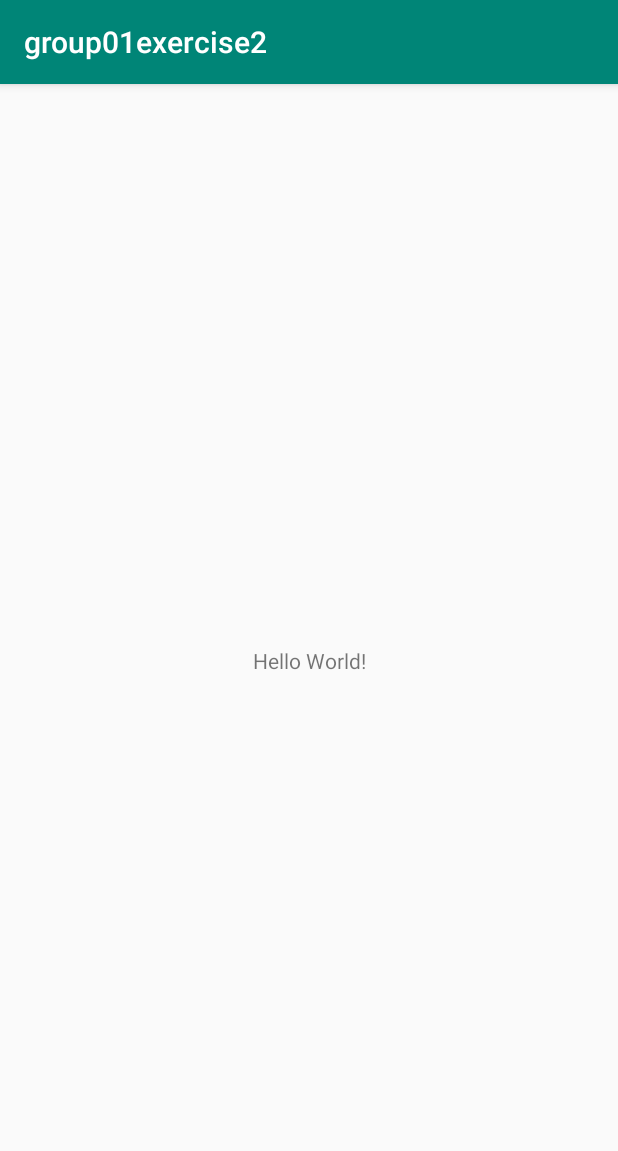
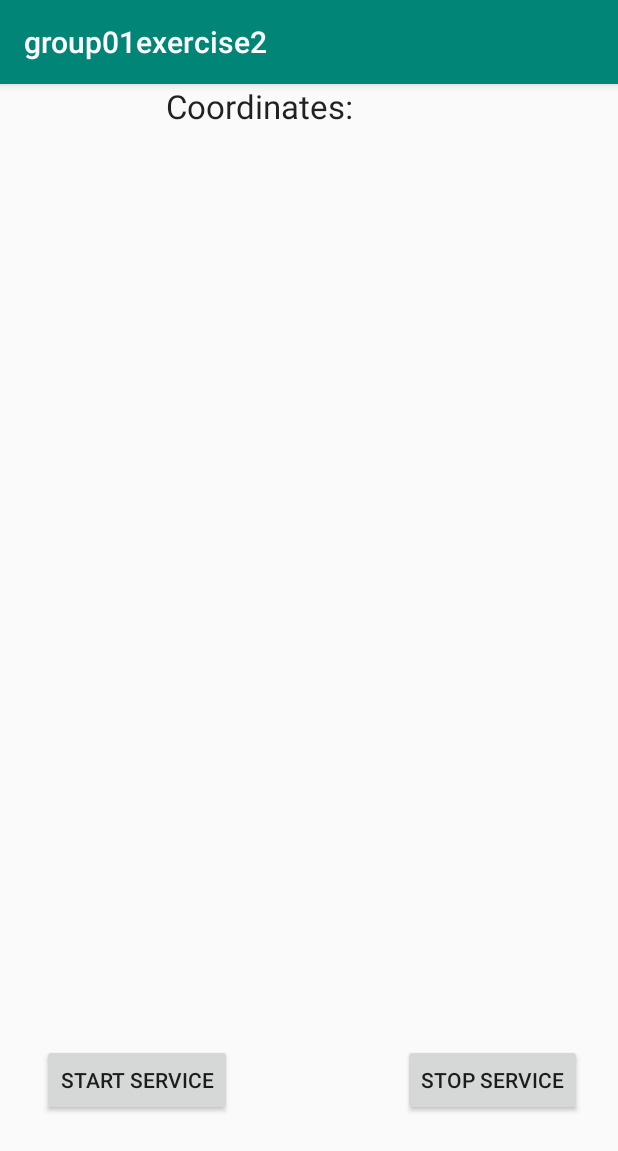
Before and after one commit to Pinolpier/Hochschulprojekt-Mario-Spiel-Android-App-libGDX, an Android app: the screen it shows after launch (MainActivity), on a phone screen of 412 x 824 dp. Shown: the top 1151 px of the screen. Run offline under Robolectric (Android 15) with nearby library versions, the phone set to English and light mode, and no system bars.

Commit message:
first commit, simple application that can send current longitude and latitude every 3 seconds when GPS_Service is enabled through button

```diff
--- a/exercise_2/code/app/src/main/java/de/hhn/aib/swlab/wise1920/group01/exercise2/MainActivity.java
+++ b/exercise_2/code/app/src/main/java/de/hhn/aib/swlab/wise1920/group01/exercise2/MainActivity.java
@@ -1,14 +1,103 @@
 package de.hhn.aib.swlab.wise1920.group01.exercise2;
 
+import androidx.annotation.NonNull;
 import androidx.appcompat.app.AppCompatActivity;
+import androidx.core.content.ContextCompat;
 
+import android.Manifest;
+import android.content.BroadcastReceiver;
+import android.content.Context;
+import android.content.Intent;
+import android.content.IntentFilter;
+import android.content.pm.PackageManager;
+import android.os.Build;
 import android.os.Bundle;
+import android.view.View;
+import android.widget.Button;
+import android.widget.TextView;
 
 public class MainActivity extends AppCompatActivity {
+
+    private Button btn_start, btn_stop;
+    private TextView coordinates;
+    private BroadcastReceiver broadcastReceiver;
+
+    @Override
+    protected void onResume() {
+        super.onResume();
+        if(broadcastReceiver == null)
+        {
+            broadcastReceiver = new BroadcastReceiver() {
+                @Override
+                public void onReceive(Context context, Intent intent) {
+                    coordinates.append("\n" + intent.getExtras().get("coordinates"));
+                }
+            };
+        }
+        registerReceiver(broadcastReceiver,new IntentFilter("location_update"));
+    }
+
+    @Override
+    protected void onDestroy() {
+        super.onDestroy();
+        if(broadcastReceiver != null)
+        {
+            unregisterReceiver(broadcastReceiver);
+        }
+    }
 
     @Override
     protected void onCreate(Bundle savedInstanceState) {
         super.onCreate(savedInstanceState);
         setContentView(R.layout.activity_main);
+
+        btn_start = findViewById(R.id.btn_start);
+        btn_stop = findViewById(R.id.btn_stop);
+        coordinates = findViewById(R.id.coordinates);
+
+        if(!check_permissions())
+            enable_buttons();
+
+    }
+
+    private void enable_buttons()
+    {
+        btn_start.setOnClickListener(new View.OnClickListener() {
+            @Override
+            public void onClick(View v) {
+                Intent intent = new Intent(getApplicationContext(),GPS_Service.class);
+                startService(intent);
+            }
+        });
+
+        btn_stop.setOnClickListener(new View.OnClickListener() {
+            @Override
+            public void onClick(View v) {
+                Intent intent = new Intent(getApplicationContext(),GPS_Service.class);
+                stopService(intent);
+            }
+        });
+    }
+
+    private boolean check_permissions()
+    {
+        if(Build.VERSION.SDK_INT >= 23 && ContextCompat.checkSelfPermission(this, Manifest.permission.ACCESS_FINE_LOCATION) != PackageManager.PERMISSION_GRANTED && ContextCompat.checkSelfPermission(this, Manifest.permission.ACCESS_COARSE_LOCATION) != PackageManager.PERMISSION_GRANTED) {
+
+            requestPermissions(new String[]{Manifest.permission.ACCESS_FINE_LOCATION, Manifest.permission.ACCESS_COARSE_LOCATION}, 100);
+            return true;
+        }
+        return false;
+    }
+
+    @Override
+    public void onRequestPermissionsResult(int requestCode, @NonNull String[] permissions, @NonNull int[] grantResults) {
+        super.onRequestPermissionsResult(requestCode, permissions, grantResults);
+        if (requestCode == 100) {
+            if (grantResults[0] == PackageManager.PERMISSION_GRANTED && grantResults[1] == PackageManager.PERMISSION_GRANTED) {
+                enable_buttons();
+            } else {
+                check_permissions();
+            }
+        }
     }
 }
--- a/exercise_2/code/app/src/main/res/layout/activity_main.xml
+++ b/exercise_2/code/app/src/main/res/layout/activity_main.xml
@@ -7,12 +7,33 @@
     tools:context=".MainActivity">
 
     <TextView
-        android:layout_width="wrap_content"
-        android:layout_height="wrap_content"
-        android:text="Hello World!"
-        app:layout_constraintBottom_toBottomOf="parent"
+        android:id="@+id/coordinates"
+        android:layout_width="201dp"
+        android:layout_height="556dp"
+        android:text=" Coordinates:"
+        android:textAppearance="@style/TextAppearance.AppCompat.Large"
         app:layout_constraintLeft_toLeftOf="parent"
         app:layout_constraintRight_toRightOf="parent"
         app:layout_constraintTop_toTopOf="parent" />
 
+    <Button
+        android:id="@+id/btn_start"
+        android:layout_width="wrap_content"
+        android:layout_height="wrap_content"
+        android:layout_marginStart="28dp"
+        android:layout_marginBottom="80dp"
+        android:text="START SERVICE"
+        app:layout_constraintBottom_toBottomOf="parent"
+        app:layout_constraintStart_toStartOf="parent" />
+
+    <Button
+        android:id="@+id/btn_stop"
+        android:layout_width="wrap_content"
+        android:layout_height="wrap_content"
+        android:layout_marginEnd="24dp"
+        android:layout_marginBottom="80dp"
+        android:text="STOP SERVICE"
+        app:layout_constraintBottom_toBottomOf="parent"
+        app:layout_constraintEnd_toEndOf="parent" />
+
 </androidx.constraintlayout.widget.ConstraintLayout>
```
Also changed, not shown: exercise_2/code/app/src/main/AndroidManifest.xml (+7 -0 lines), exercise_2/code/app/src/main/java/de/hhn/aib/swlab/wise1920/group01/exercise2/GPS_Service.java (added, +70 -0 lines).
